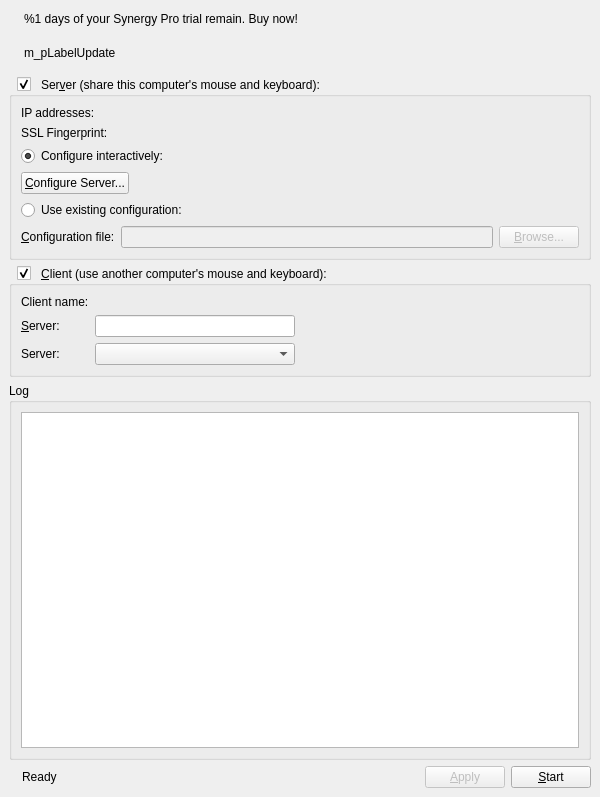
The window that src/gui/src/MainWindowBase.ui (deskflow/deskflow) describes before a commit, drawn with Qt 5.
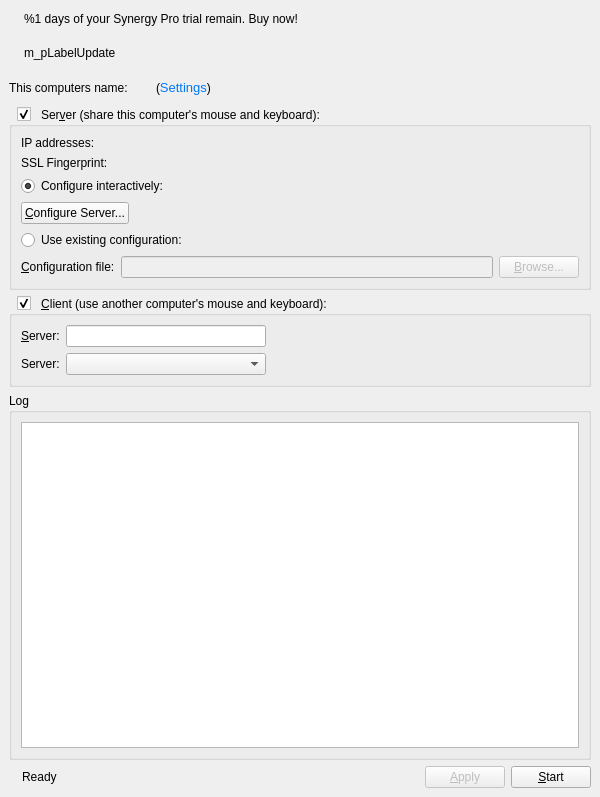
The same window after the commit. Icons and pictures are not drawn.

Commit message: SYNERGY-799 Add computer name field

Patch:
```diff
--- a/src/gui/src/MainWindowBase.ui
+++ b/src/gui/src/MainWindowBase.ui
@@ -81,6 +81,9 @@
     <item>
      <widget class="QWidget" name="m_pWidgetUpdate" native="true">
       <layout class="QHBoxLayout" name="horizontalLayout_2">
+       <property name="spacing">
+        <number>6</number>
+       </property>
        <property name="leftMargin">
         <number>2</number>
        </property>
@@ -91,7 +94,7 @@
         <number>0</number>
        </property>
        <property name="bottomMargin">
-        <number>8</number>
+        <number>2</number>
        </property>
        <item>
         <widget class="QLabel" name="m_pIconUpdate">
@@ -129,6 +132,130 @@
       </layout>
      </widget>
     </item>
+    <item>
+     <widget class="QWidget" name="QWidgetComputerName" native="true">
+      <property name="minimumSize">
+       <size>
+        <width>582</width>
+        <height>30</height>
+       </size>
+      </property>
+      <property name="maximumSize">
+       <size>
+        <width>16777215</width>
+        <height>20</height>
+       </size>
+      </property>
+      <layout class="QHBoxLayout" name="horizontalLayout_7">
+       <property name="spacing">
+        <number>0</number>
+       </property>
+       <property name="leftMargin">
+        <number>0</number>
+       </property>
+       <property name="topMargin">
+        <number>0</number>
+       </property>
+       <property name="rightMargin">
+        <number>0</number>
+       </property>
+       <property name="bottomMargin">
+        <number>6</number>
+       </property>
+       <item>
+        <widget class="QLabel" name="m_pLabelComputerName">
+         <property name="minimumSize">
+          <size>
+           <width>135</width>
+           <height>20</height>
+          </size>
+         </property>
+         <property name="maximumSize">
+          <size>
+           <width>135</width>
+           <height>20</height>
+          </size>
+         </property>
+         <property name="font">
+          <font>
+           <family>Arial</family>
+           <kerning>true</kerning>
+          </font>
+         </property>
+         <property name="text">
+          <string>This computers name:</string>
+         </property>
+        </widget>
+       </item>
+       <item>
+        <widget class="QLabel" name="m_pLabelScreenName">
+         <property name="sizePolicy">
+          <sizepolicy hsizetype="Maximum" vsizetype="Preferred">
+           <horstretch>0</horstretch>
+           <verstretch>0</verstretch>
+          </sizepolicy>
+         </property>
+         <property name="minimumSize">
+          <size>
+           <width>0</width>
+           <height>20</height>
+          </size>
+         </property>
+         <property name="maximumSize">
+          <size>
+           <width>16777215</width>
+           <height>20</height>
+          </size>
+         </property>
+         <property name="font">
+          <font>
+           <family>Arial</family>
+          </font>
+         </property>
+         <property name="text">
+          <string notr="true"/>
+         </property>
+         <property name="textFormat">
+          <enum>Qt::AutoText</enum>
+         </property>
+        </widget>
+       </item>
+       <item>
+        <widget class="QLabel" name="m_pSettingsLink">
+         <property name="minimumSize">
+          <size>
+           <width>0</width>
+           <height>20</height>
+          </size>
+         </property>
+         <property name="maximumSize">
+          <size>
+           <width>16777215</width>
+           <height>20</height>
+          </size>
+         </property>
+         <property name="font">
+          <font>
+           <family>Arial</family>
+           <weight>50</weight>
+           <italic>false</italic>
+           <bold>false</bold>
+          </font>
+         </property>
+         <property name="styleSheet">
+          <string notr="true"/>
+         </property>
+         <property name="text">
+          <string>&lt;html&gt;&lt;head/&gt;&lt;body&gt;&lt;p style=&quot;margin-left: 5px;&quot;&gt;(&lt;a href=&quot;#&quot;&gt;&lt;span style=&quot; text-decoration: none; font-size: 13px; color:#007af4;&quot;&gt;Settings&lt;/span&gt;&lt;/a&gt;)&lt;/p&gt;&lt;/body&gt;&lt;/html&gt;</string>
+         </property>
+         <property name="margin">
+          <number>0</number>
+         </property>
+        </widget>
+       </item>
+      </layout>
+     </widget>
+    </item>
     <item>
      <widget class="QGroupBox" name="m_pGroupServer">
       <property name="sizePolicy">
@@ -312,25 +439,6 @@
        <property name="fieldGrowthPolicy">
         <enum>QFormLayout::AllNonFixedFieldsGrow</enum>
        </property>
-       <item row="0" column="0">
-        <widget class="QLabel" name="m_pLabelComputerName">
-         <property name="font">
-          <font>
-           <kerning>true</kerning>
-          </font>
-         </property>
-         <property name="text">
-          <string>Client name:</string>
-         </property>
-        </widget>
-       </item>
-       <item row="0" column="1">
-        <widget class="QLabel" name="m_pLabelScreenName">
-         <property name="text">
-          <string notr="true"/>
-         </property>
-        </widget>
-       </item>
        <item row="2" column="0">
         <widget class="QLabel" name="m_pLabelServerName">
          <property name="text">
```
The commit also changes 2 other files.
